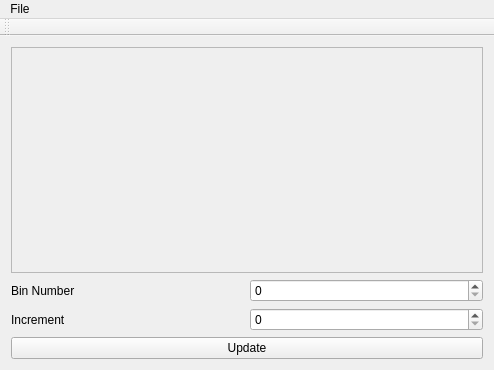
First picture: the form in mainwindow.ui, repository FRIBDAQ/SpecTcl, before the edit.
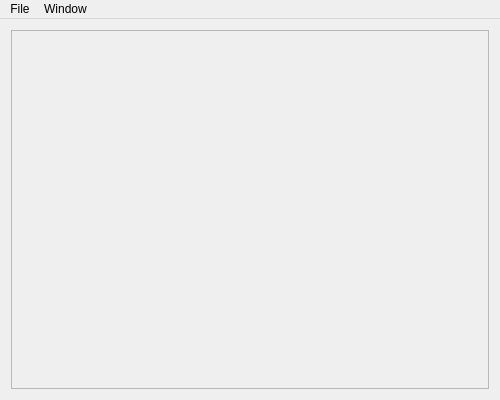
Second picture: the form after the edit.

What changed in the file:
```diff
--- a/mainwindow.ui
+++ b/mainwindow.ui
@@ -6,8 +6,8 @@
    <rect>
     <x>0</x>
     <y>0</y>
-    <width>494</width>
-    <height>370</height>
+    <width>500</width>
+    <height>400</height>
    </rect>
   </property>
   <property name="windowTitle">
@@ -17,47 +17,26 @@
    <layout class="QVBoxLayout" name="verticalLayout">
     <item>
      <widget class="QFrame" name="frame">
+      <property name="minimumSize">
+       <size>
+        <width>400</width>
+        <height>300</height>
+       </size>
+      </property>
       <property name="frameShape">
        <enum>QFrame::StyledPanel</enum>
       </property>
       <property name="frameShadow">
-       <enum>QFrame::Raised</enum>
+       <enum>QFrame::Plain</enum>
       </property>
-     </widget>
-    </item>
-    <item>
-     <layout class="QGridLayout" name="gridLayout_2">
-      <item row="0" column="1">
-       <widget class="QSpinBox" name="spinBox">
-        <property name="maximum">
-         <number>10</number>
-        </property>
-       </widget>
-      </item>
-      <item row="1" column="0">
-       <widget class="QLabel" name="label_2">
-        <property name="text">
-         <string>Increment</string>
-        </property>
-       </widget>
-      </item>
-      <item row="1" column="1">
-       <widget class="QSpinBox" name="spinBox_2"/>
-      </item>
-      <item row="0" column="0">
-       <widget class="QLabel" name="label">
-        <property name="text">
-         <string>Bin Number</string>
-        </property>
-       </widget>
-      </item>
-     </layout>
-    </item>
-    <item>
-     <widget class="QPushButton" name="pushButton">
-      <property name="text">
-       <string>Update</string>
-      </property>
+      <layout class="QGridLayout" name="gridLayout_2">
+       <property name="margin">
+        <number>0</number>
+       </property>
+       <item row="0" column="0">
+        <layout class="QGridLayout" name="gridLayout"/>
+       </item>
+      </layout>
      </widget>
     </item>
    </layout>
@@ -67,8 +46,8 @@
     <rect>
      <x>0</x>
      <y>0</y>
-     <width>494</width>
-     <height>25</height>
+     <width>500</width>
+     <height>18</height>
     </rect>
    </property>
    <widget class="QMenu" name="menuFile">
@@ -77,21 +56,21 @@
     </property>
     <addaction name="actionExit"/>
    </widget>
+   <widget class="QMenu" name="menuWindow">
+    <property name="title">
+     <string>Window</string>
+    </property>
+    <widget class="QMenu" name="menuPanels">
+     <property name="title">
+      <string>Panels</string>
+     </property>
+     <addaction name="actionHIstograms"/>
+    </widget>
+    <addaction name="menuPanels"/>
+   </widget>
    <addaction name="menuFile"/>
+   <addaction name="menuWindow"/>
   </widget>
-  <widget class="QToolBar" name="mainToolBar">
-   <attribute name="toolBarArea">
-    <enum>TopToolBarArea</enum>
-   </attribute>
-   <attribute name="toolBarBreak">
-    <bool>false</bool>
-   </attribute>
-  </widget>
-  <action name="actionConnect">
-   <property name="text">
-    <string>Connect</string>
-   </property>
-  </action>
   <action name="actionExit">
    <property name="text">
     <string>Exit</string>
```
Left out of the diff: 16 changed lines with no effect on the pictures.
